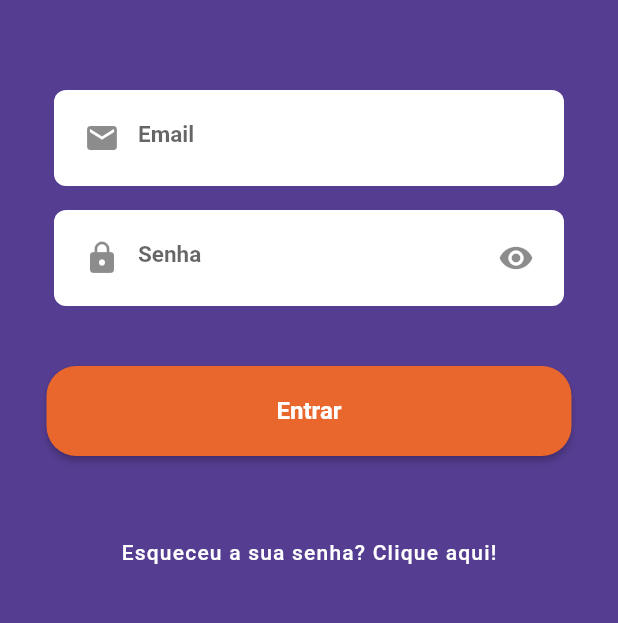
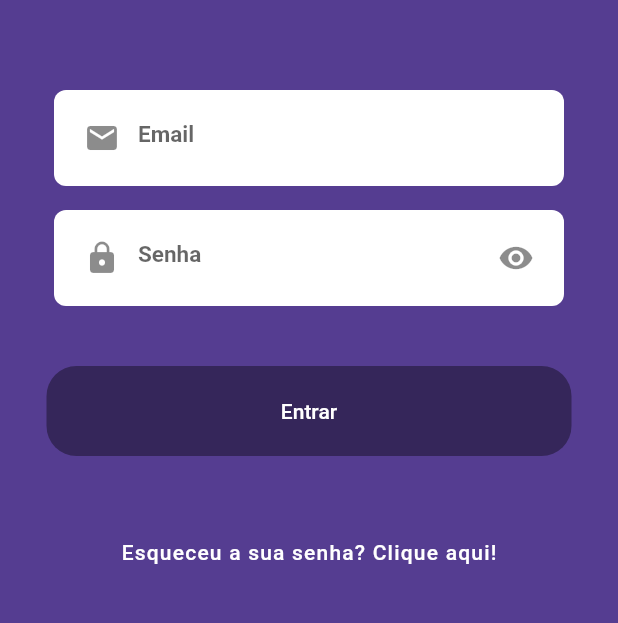
Before and after one commit to guischpor/interface_app_agencia_gsp, a Flutter app: the screen it shows after launch, on a phone screen of 412 x 824 dp, the part 234-857 px from its top. Run offline on Flutter 3.47's test engine with Material 2 defaults, Android fonts, the phone set to English and light mode, and no system bars; our stand-ins replace flutter_mobx, mobx; generated files the repository leaves out were written again.

Commit message:
loginStore Update

```diff
--- a/lib/main.dart
+++ b/lib/main.dart
@@ -1,7 +1,9 @@
 import 'package:flutter/material.dart';
 //import 'package:ui_app_teste/screens/home_screen.dart';
 import 'package:ui_app_teste/screens/login_screen.dart';
+import 'package:ui_app_teste/stores/login_store.dart';
 import 'styles/styles.dart';
+import 'package:provider/provider.dart';
 
 void main() => runApp(MyApp());
 
@@ -9,7 +11,9 @@ class MyApp extends StatelessWidget {
   Styles style = Styles();
   @override
   Widget build(BuildContext context) {
-    return MaterialApp(
+    return Provider(
+      create: (_) => LoginStore(),
+      child: MaterialApp(
         title: 'Flutter Demo',
         theme: ThemeData(
           primarySwatch: Colors.orange,
@@ -17,6 +21,7 @@ class MyApp extends StatelessWidget {
         ),
         home: LoginScreen(),
         debugShowCheckedModeBanner: false,
+      ),
     );
   }
 }
--- a/lib/widgets/login/build_signin_button.dart
+++ b/lib/widgets/login/build_signin_button.dart
@@ -1,43 +1,71 @@
 import 'package:flutter/material.dart';
 import 'package:flutter/rendering.dart';
+import 'package:flutter_mobx/flutter_mobx.dart';
+import 'package:mobx/mobx.dart';
+import 'package:provider/provider.dart';
 import 'package:ui_app_teste/screens/home_screen.dart';
+import 'package:ui_app_teste/stores/login_store.dart';
 import 'package:ui_app_teste/styles/styles.dart';
 
-class BuildSigInButton extends StatelessWidget {
+class BuildSigInButton extends StatefulWidget {
   String title;
 
   BuildSigInButton({@required this.title});
 
+  @override
+  _BuildSigInButtonState createState() => _BuildSigInButtonState();
+}
+
+class _BuildSigInButtonState extends State<BuildSigInButton> {
+  LoginStore loginStore;
+
+  ReactionDisposer disposer;
+
+  @override
+  void didChangeDependencies() {
+    super.didChangeDependencies();
+
+    loginStore = Provider.of<LoginStore>(context);
+
+    disposer = reaction((_) => loginStore.loggedIn, (loggedIn) {
+      if (loggedIn)
+        Navigator.of(context).pushReplacement(
+            MaterialPageRoute(builder: (context) => HomeScreen()));
+    });
+  }
+
   Styles style = Styles();
+
   @override
   Widget build(BuildContext context) {
     return Container(
         height: 60,
         width: 350,
-      child: RaisedButton(
-        color: style.colorButtonSignInUpOrange,
+        child: Observer(builder: (_) {
+          return RaisedButton(
             textColor: Colors.white,
-        onPressed: () {
-          Navigator.of(context).pushReplacement(
-            MaterialPageRoute(
-              builder: (context) => HomeScreen(),
+            child: loginStore.loading
+                ? CircularProgressIndicator(
+                    valueColor: AlwaysStoppedAnimation(Colors.white),
+                  )
+                : Text(
+                    widget.title,
                   ),
-          );
-        },
-        child: Text(
-          title,
-          style: TextStyle(
-            color: Colors.white,
-            fontSize: 16,
-            fontWeight: FontWeight.bold,
-          ),
-        ),
+            //color: style.colorButtonSignInUpOrange,
+            color: Theme.of(context).primaryColor,
             shape: RoundedRectangleBorder(
               borderRadius: BorderRadius.circular(
                 20.0,
               ),
             ),
-      ),
+            onPressed: loginStore.loginPressed,
           );
+        }));
+  }
+
+  @override
+  void dispose() {
+    dispose();
+    super.dispose();
   }
 }
--- a/lib/widgets/login/form_container.dart
+++ b/lib/widgets/login/form_container.dart
@@ -1,6 +1,7 @@
 import 'package:flutter/material.dart';
 import 'package:flutter_mobx/flutter_mobx.dart';
 import 'package:mobx/mobx.dart';
+import 'package:provider/provider.dart';
 import 'package:ui_app_teste/stores/login_store.dart';
 import 'package:ui_app_teste/widgets/login/custom_icon_button.dart';
 import 'package:ui_app_teste/widgets/login/input_field.dart';
@@ -14,7 +15,17 @@ class FormContainer extends StatefulWidget {
 class _FormContainerState extends State<FormContainer> {
   Styles style = Styles();
 
-  LoginStore loginStore = LoginStore();
+  LoginStore loginStore;
+
+  ReactionDisposer disposer;
+
+  @override
+  void didChangeDependencies() {
+    // TODO: implement didChangeDependencies
+    super.didChangeDependencies();
+
+    loginStore = Provider.of<LoginStore>(context);
+  }
 
   @override
   Widget build(BuildContext context) {
@@ -29,7 +40,7 @@ class _FormContainerState extends State<FormContainer> {
                 prefix: Icon(Icons.email),
                 textInputType: TextInputType.emailAddress,
                 onChanged: loginStore.setEmail,
-                enable: true,
+                enable: !loginStore.loading,
               );
             }),
             SizedBox(
@@ -41,10 +52,12 @@ class _FormContainerState extends State<FormContainer> {
                 prefix: Icon(Icons.lock),
                 obscure: !loginStore.passwordVisible,
                 onChanged: loginStore.setPassword,
-                enable: true,
+                enable: !loginStore.loading,
                 suffix: CustomIconButton(
                   radius: 32,
-                  iconData: Icons.visibility,
+                  iconData: loginStore.passwordVisible
+                      ? Icons.visibility_off
+                      : Icons.visibility,
                   onTap: loginStore.togglePasswordVisibility,
                 ),
               );
```
Also changed, not shown: lib/stores/login_store.dart (+51 -2 lines), lib/stores/login_store.g.dart. Lines whose indentation alone changed are shown as unchanged.
